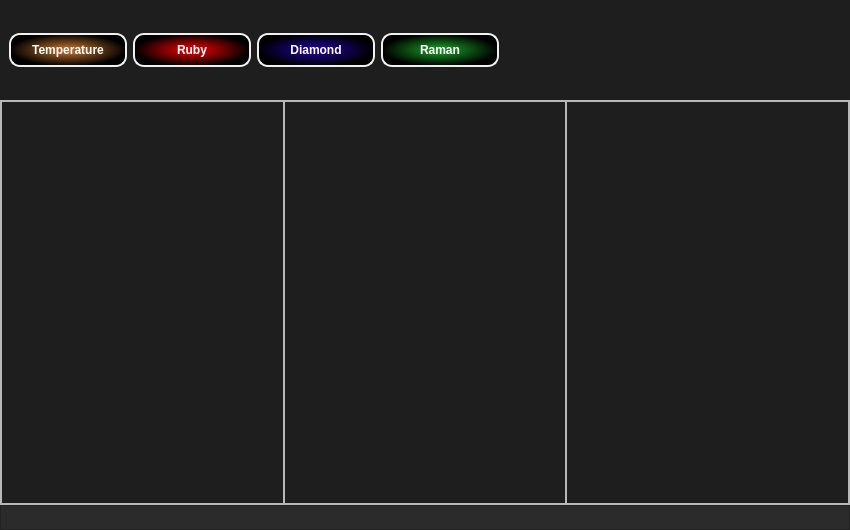
Qt form T-Rax/UIFiles/T_Rax_MainWindow.ui (CPrescher/T-rax) before a commit.
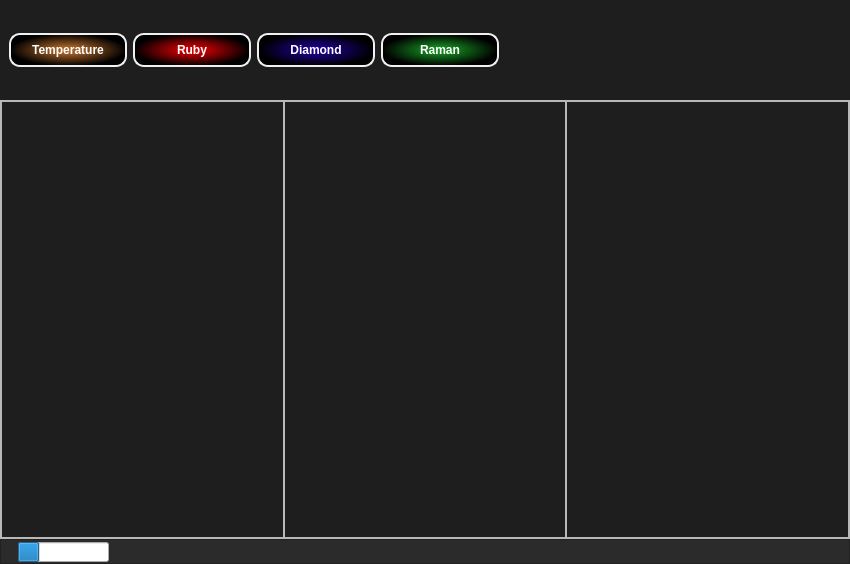
The same form after that commit.

Commit message: changed the gui for the frames now we dont back and forward buttons instead of a spin box...

```diff
--- a/T-Rax/UIFiles/T_Rax_MainWindow.ui
+++ b/T-Rax/UIFiles/T_Rax_MainWindow.ui
@@ -7,7 +7,7 @@
     <x>0</x>
     <y>0</y>
     <width>850</width>
-    <height>530</height>
+    <height>564</height>
    </rect>
   </property>
   <property name="sizePolicy">
@@ -67,7 +67,7 @@
 
 QPushPutton::press{
    border: 3px solid #fff;
-margin: 2px;
+  margin: 2px;
 }
 
 
@@ -96,7 +96,14 @@
  }  
  #status_us_calib_filename_lbl{  
 	color: #F1F1F1;
-}</string>
+}
+
+
+ QLineEdit{  
+     border-radius: 5px;  
+     background: #F1F1F1;  
+     color: black;  
+ }  </string>
   </property>
   <widget class="QWidget" name="centralwidget">
    <layout class="QVBoxLayout" name="verticalLayout">
@@ -186,16 +193,6 @@
        <property name="margin">
         <number>0</number>
        </property>
-       <item>
-        <widget class="QFrame" name="figure3_frame">
-         <property name="frameShape">
-          <enum>QFrame::StyledPanel</enum>
-         </property>
-         <property name="frameShadow">
-          <enum>QFrame::Raised</enum>
-         </property>
-        </widget>
-       </item>
        <item>
         <widget class="QFrame" name="figure1_frame">
          <property name="frameShape">
@@ -216,6 +213,18 @@
          </property>
         </widget>
        </item>
+       <item>
+        <widget class="QFrame" name="figure3_frame">
+         <property name="frameShape">
+          <enum>QFrame::StyledPanel</enum>
+         </property>
+         <property name="frameShadow">
+          <enum>QFrame::Raised</enum>
+         </property>
+         <zorder>figure1_frame</zorder>
+         <zorder>figure1_frame</zorder>
+        </widget>
+       </item>
       </layout>
      </widget>
     </item>
@@ -262,6 +271,28 @@
          </property>
         </widget>
        </item>
+       <item>
+        <widget class="QProgressBar" name="progress_bar">
+         <property name="minimumSize">
+          <size>
+           <width>0</width>
+           <height>20</height>
+          </size>
+         </property>
+         <property name="maximumSize">
+          <size>
+           <width>16777215</width>
+           <height>18</height>
+          </size>
+         </property>
+         <property name="styleSheet">
+          <string notr="true">color: white</string>
+         </property>
+         <property name="value">
+          <number>24</number>
+         </property>
+        </widget>
+       </item>
        <item>
         <spacer name="horizontalSpacer_2">
          <property name="orientation">
```
Left out of the diff: 1 changed line with no effect on the pictures. The commit also changes 13 other files.
